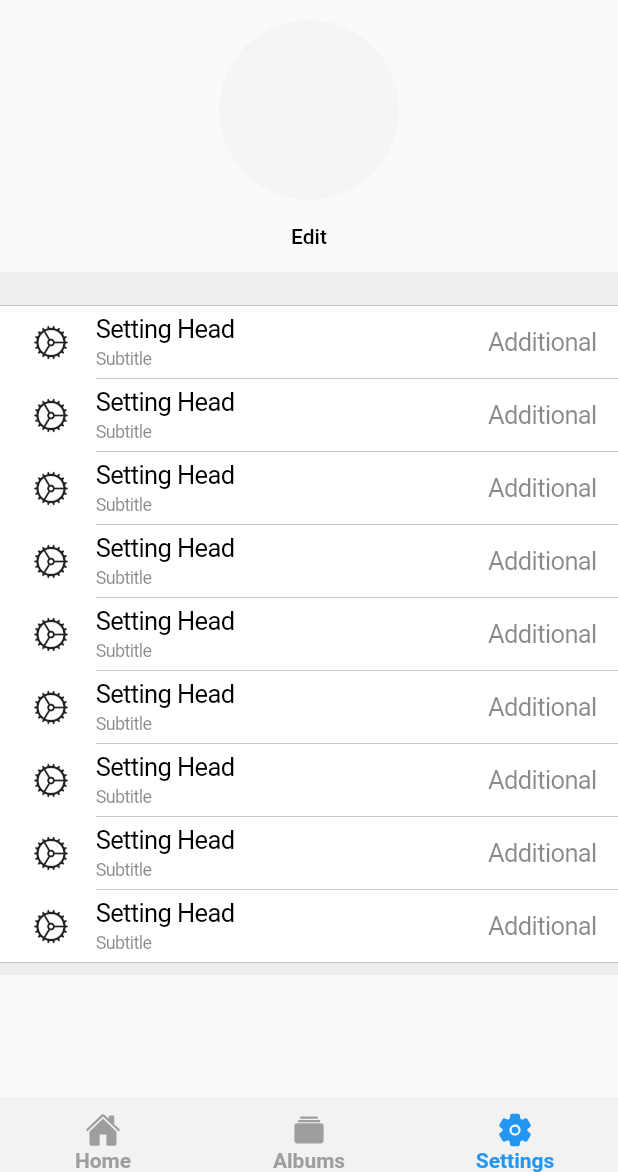
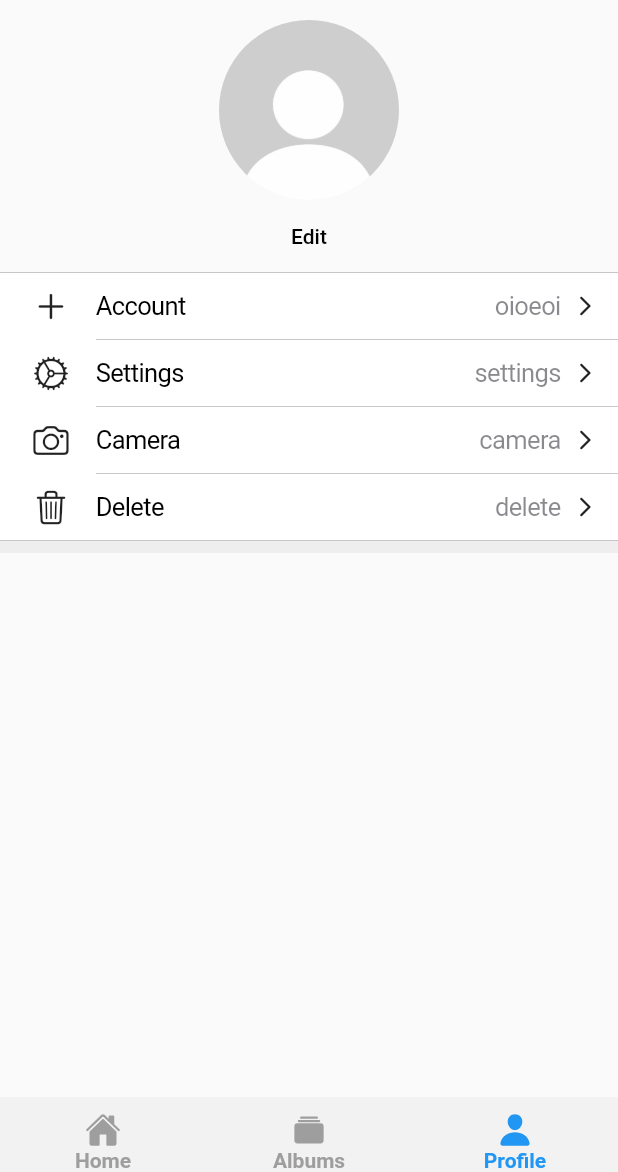
Before and after one commit to oioeoi/Daarul-Ukhuwwah-App, a Flutter app: the screen it shows after launch, item 3 of the bottom bar chosen, on a phone screen of 412 x 824 dp, the part 64-1236 px from its top. Run offline on Flutter 3.47's test engine with Material 2 defaults, Android fonts, the light colour scheme and no system bars; our stand-ins replace carousel_slider, dio, image_picker, ionicons; network calls fail.

Commit message:
ngerapihin file

```diff
--- a/lib/component/profile_pict.dart
+++ b/lib/component/profile_pict.dart
@@ -25,6 +25,9 @@ class _ProfilePictState extends State<ProfilePict> {
                 decoration: BoxDecoration(
                   borderRadius: BorderRadius.circular(100),
                   color: Colors.grey[100],
+                  image: DecorationImage(
+                    image: AssetImage('assets/profile.jpeg'),
+                  ),
                 ),
               ),
         TextButton(
@@ -35,11 +38,13 @@ class _ProfilePictState extends State<ProfilePict> {
                 actions: [
                   CupertinoActionSheetAction(
                     onPressed: () {
-                      setState(() {
-                        pictImageFromGalery();
-                        _isFilled = true;
-                        Navigator.pop(context);
-                      });
+                      setState(
+                        () {
+                          pictImageFromGalery();
+                          _isFilled = true;
+                          Navigator.pop(context);
+                        },
+                      );
                     },
                     child: Text(
                       'Choose Photo',
--- /dev/null
+++ b/lib/model/cuperListTile.dart
@@ -0,0 +1,22 @@
+import 'package:flutter/cupertino.dart';
+import 'package:flutter/material.dart';
+
+class CuperListTile extends StatelessWidget {
+  CuperListTile({
+    required this.icon,
+    required this.title,
+    required this.children,
+  });
+  final IconData icon;
+  final String title;
+  final List<Widget> children;
+
+  @override
+  Widget build(BuildContext context) {
+    return CupertinoListTile(
+      leading: Icon(icon),
+      title: Text(title),
+      additionalInfo: Row(children: children),
+    );
+  }
+}
--- a/lib/pages/LandingPage.dart
+++ b/lib/pages/LandingPage.dart
@@ -4,8 +4,6 @@ import 'package:daarul_ukhuwwah_media/component/navbar.dart';
 import 'package:daarul_ukhuwwah_media/pages/AlbumPage.dart';
 import 'package:daarul_ukhuwwah_media/pages/HomePage.dart';
 import 'package:daarul_ukhuwwah_media/pages/ProfilePage.dart';
-import 'package:daarul_ukhuwwah_media/theme/dark.dart';
-import 'package:daarul_ukhuwwah_media/theme/light.dart';
 import 'package:flutter/material.dart';
 import 'package:ionicons/ionicons.dart';
 
@@ -16,24 +14,33 @@ class LandingPage extends StatefulWidget {
 
 class _LandingPageState extends State<LandingPage> {
   int selectedIndex = 0;
-  List _barPage = [HomePage(), AlbumPage(), ProfilePage()];
-  List<IconData> iconList = [
-    Ionicons.home_outline,
-    Ionicons.albums_outline,
-    Ionicons.settings_outline
+  List<Map<String, dynamic>> barItem = [
+    {
+      'icon': Ionicons.home,
+      'label': 'Home',
+      'page': HomePage(),
+    },
+    {
+      'icon': Ionicons.albums,
+      'label': 'Albums',
+      'page': AlbumPage(),
+    },
+    {
+      'icon': Ionicons.person,
+      'label': 'Profile',
+      'page': ProfilePage(),
+    },
   ];
-  List iconListSelected = [Ionicons.home, Ionicons.albums, Ionicons.settings];
-  List labelListSelected = ['Home', 'Albums', 'Settings'];
 
   @override
   Widget build(BuildContext context) {
     List<Widget> _navBarItemList = [];
-    for (var index = 0; index < iconList.length; index++) {
+    for (var index = 0; index < barItem.length; index++) {
       _navBarItemList.add(
         buildNavigationItem(
-          iconListSelected[index],
+          barItem[index]['icon'],
           index,
-          labelListSelected[index],
+          barItem[index]['label'],
         ),
       );
     }
@@ -67,7 +74,7 @@ class _LandingPageState extends State<LandingPage> {
           ],
         ),
       ),
-      body: _barPage[selectedIndex],
+      body: barItem[selectedIndex]['page'],
       bottomNavigationBar: MyNavBar(
         content: Row(
           children: _navBarItemList,
@@ -82,14 +89,14 @@ class _LandingPageState extends State<LandingPage> {
         setState(
           () {
             selectedIndex = index;
-            _barPage[index];
+            barItem[selectedIndex]['page'];
           },
         );
       },
       child: SafeArea(
         child: Container(
           alignment: Alignment.bottomCenter,
-          width: MediaQuery.of(context).size.width / iconList.length,
+          width: MediaQuery.of(context).size.width / barItem.length,
           height: 50,
           child: Column(
             mainAxisAlignment: MainAxisAlignment.end,
--- a/lib/pages/ProfilePage.dart
+++ b/lib/pages/ProfilePage.dart
@@ -1,4 +1,5 @@
 import 'package:daarul_ukhuwwah_media/component/profile_pict.dart';
+import 'package:daarul_ukhuwwah_media/model/cuperListTile.dart';
 import 'package:flutter/cupertino.dart';
 import 'package:flutter/material.dart';
 
@@ -9,70 +10,57 @@ class ProfilePage extends StatefulWidget {
 }
 
 class _ProfilePageState extends State<ProfilePage> {
+  List<Map<String, dynamic>> menu = [
+    {
+      'icon': CupertinoIcons.add,
+      'title': 'Account',
+      'info': 'oioeoi',
+    },
+    {
+      'icon': CupertinoIcons.settings,
+      'title': 'Settings',
+      'info': 'settings',
+    },
+    {
+      'icon': CupertinoIcons.camera,
+      'title': 'Camera',
+      'info': 'camera',
+    },
+    {
+      'icon': CupertinoIcons.delete,
+      'title': 'Delete',
+      'info': 'delete',
+    },
+  ];
+
   @override
   Widget build(BuildContext context) {
+    List<Widget> listTiles = [];
+
+    for (var i = 0; i < menu.length; i++) {
+      listTiles.add(
+        CuperListTile(
+          icon: menu[i]['icon'],
+          title: menu[i]['title'],
+          children: [
+            Text(menu[i]['info']),
+            SizedBox(width: 8),
+            Icon(
+              Icons.arrow_forward_ios_rounded,
+              size: 16,
+            ),
+          ],
+        ),
+      );
+    }
     return SafeArea(
       child: Column(
         children: [
           Center(child: ProfilePict()),
           CupertinoListSection(
+            topMargin: 0,
             backgroundColor: Theme.of(context).colorScheme.background,
-            children: [
-              CupertinoListTile(
-                leading: Icon(CupertinoIcons.settings),
-                title: Text('Setting Head'),
-                subtitle: Text('Subtitle'),
-                additionalInfo: Text('Additional'),
-              ),
-              CupertinoListTile(
-                leading: Icon(CupertinoIcons.settings),
-                title: Text('Setting Head'),
-                subtitle: Text('Subtitle'),
-                additionalInfo: Text('Additional'),
-              ),
-              CupertinoListTile(
-                leading: Icon(CupertinoIcons.settings),
-                title: Text('Setting Head'),
-                subtitle: Text('Subtitle'),
-                additionalInfo: Text('Additional'),
-              ),
-              CupertinoListTile(
-                leading: Icon(CupertinoIcons.settings),
-                title: Text('Setting Head'),
-                subtitle: Text('Subtitle'),
-                additionalInfo: Text('Additional'),
-              ),
-              CupertinoListTile(
-                leading: Icon(CupertinoIcons.settings),
-                title: Text('Setting Head'),
-                subtitle: Text('Subtitle'),
-                additionalInfo: Text('Additional'),
-              ),
-              CupertinoListTile(
-                leading: Icon(CupertinoIcons.settings),
-                title: Text('Setting Head'),
-                subtitle: Text('Subtitle'),
-                additionalInfo: Text('Additional'),
-              ),
-              CupertinoListTile(
-                leading: Icon(CupertinoIcons.settings),
-                title: Text('Setting Head'),
-                subtitle: Text('Subtitle'),
-                additionalInfo: Text('Additional'),
-              ),
-              CupertinoListTile(
-                leading: Icon(CupertinoIcons.settings),
-                title: Text('Setting Head'),
-                subtitle: Text('Subtitle'),
-                additionalInfo: Text('Additional'),
-              ),
-              CupertinoListTile(
-                leading: Icon(CupertinoIcons.settings),
-                title: Text('Setting Head'),
-                subtitle: Text('Subtitle'),
-                additionalInfo: Text('Additional'),
-              ),
-            ],
+            children: listTiles,
           )
         ],
       ),
--- a/pubspec.yaml
+++ b/pubspec.yaml
@@ -61,7 +61,7 @@ flutter:
   # To add assets to your application, add an assets section, like this:
   assets:
     - images/ppdu_logo.png
-  #   - images/a_dot_ham.jpeg
+    - assets/profile.jpeg
   # An image asset can refer to one or more resolution-specific "variants", see
   # https://flutter.dev/assets-and-images/#resolution-aware
   # For details regarding adding assets from package dependencies, see
```
Also changed, not shown: lib/pages/AlbumPage.dart (+61 -45 lines), lib/pages/HomePage.dart (+7 -4 lines), assets/profile.jpeg (added).
